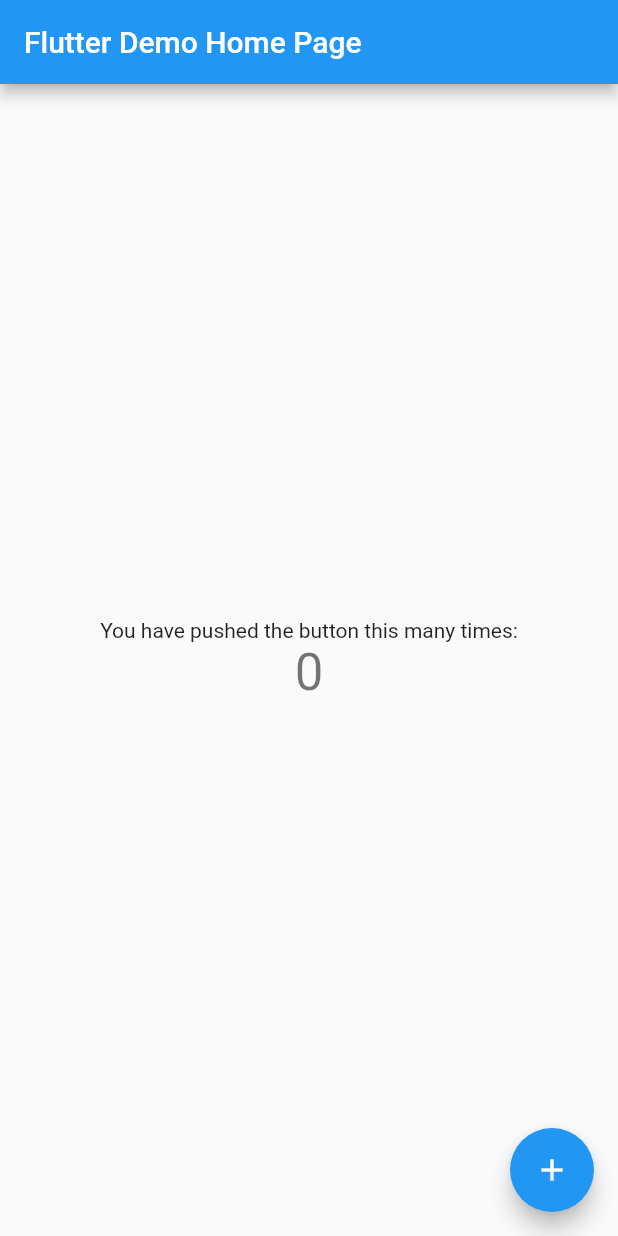
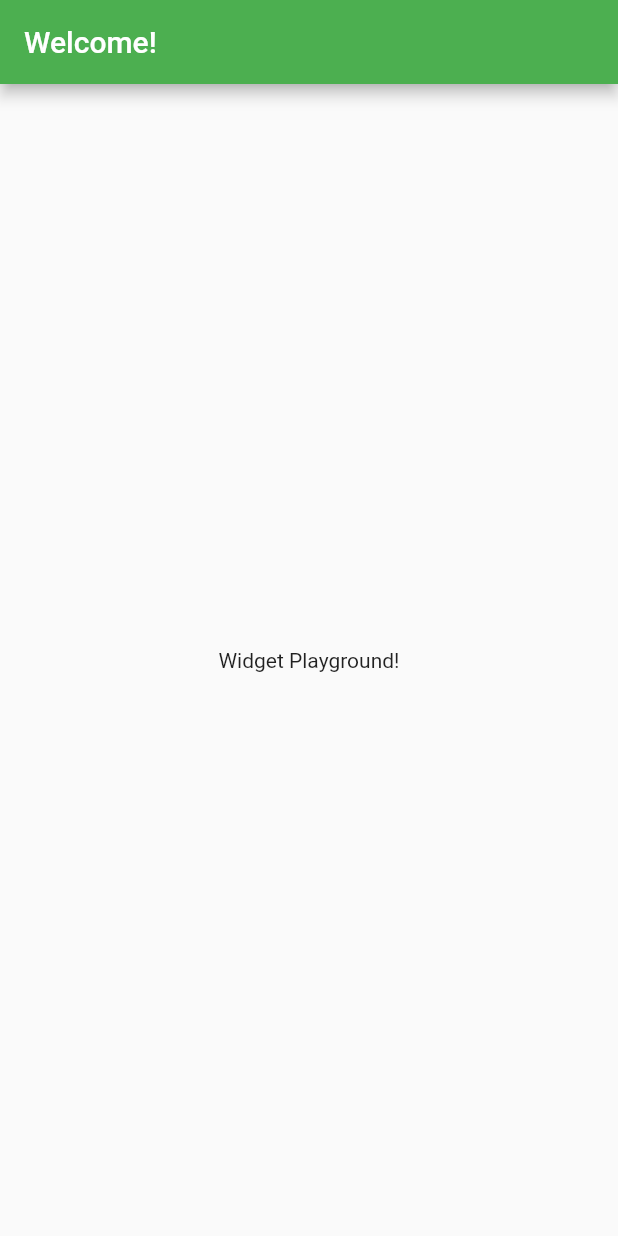
Before and after one commit to zsh-is-life/personal_expenses_app, a Flutter app: the screen it shows after launch, on a phone screen of 412 x 824 dp. Run offline on Flutter 3.47's test engine with Material 2 defaults, Android fonts, the phone set to English and light mode, and no system bars; missing offline and left inert: dart:html.

Commit message:
setup base main.dart

```diff
--- a/lib/main.dart
+++ b/lib/main.dart
@@ -1,115 +1,36 @@
+import 'dart:html';
+
 import 'package:flutter/material.dart';
 
-void main() {
-  runApp(const MyApp());
-}
+void main() => runApp(const MyApp());
 
 class MyApp extends StatelessWidget {
   const MyApp({Key? key}) : super(key: key);
 
-  // This widget is the root of your application.
   @override
   Widget build(BuildContext context) {
     return MaterialApp(
-      title: 'Flutter Demo',
+      title: 'Personal Expenses App',
       theme: ThemeData(
-        // This is the theme of your application.
-        //
-        // Try running your application with "flutter run". You'll see the
-        // application has a blue toolbar. Then, without quitting the app, try
-        // changing the primarySwatch below to Colors.green and then invoke
-        // "hot reload" (press "r" in the console where you ran "flutter run",
-        // or simply save your changes to "hot reload" in a Flutter IDE).
-        // Notice that the counter didn't reset back to zero; the application
-        // is not restarted.
-        primarySwatch: Colors.blue,
+        primarySwatch: Colors.green,
       ),
-      home: const MyHomePage(title: 'Flutter Demo Home Page'),
+      home: const MyHomePage(),
     );
   }
 }
 
-class MyHomePage extends StatefulWidget {
-  const MyHomePage({Key? key, required this.title}) : super(key: key);
-
-  // This widget is the home page of your application. It is stateful, meaning
-  // that it has a State object (defined below) that contains fields that affect
-  // how it looks.
-
-  // This class is the configuration for the state. It holds the values (in this
-  // case the title) provided by the parent (in this case the App widget) and
-  // used by the build method of the State. Fields in a Widget subclass are
-  // always marked "final".
-
-  final String title;
-
-  @override
-  State<MyHomePage> createState() => _MyHomePageState();
-}
-
-class _MyHomePageState extends State<MyHomePage> {
-  int _counter = 0;
-
-  void _incrementCounter() {
-    setState(() {
-      // This call to setState tells the Flutter framework that something has
-      // changed in this State, which causes it to rerun the build method below
-      // so that the display can reflect the updated values. If we changed
-      // _counter without calling setState(), then the build method would not be
-      // called again, and so nothing would appear to happen.
-      _counter++;
-    });
-  }
+class MyHomePage extends StatelessWidget {
+  const MyHomePage({Key? key}) : super(key: key);
 
   @override
   Widget build(BuildContext context) {
-    // This method is rerun every time setState is called, for instance as done
-    // by the _incrementCounter method above.
-    //
-    // The Flutter framework has been optimized to make rerunning build methods
-    // fast, so that you can just rebuild anything that needs updating rather
-    // than having to individually change instances of widgets.
     return Scaffold(
       appBar: AppBar(
-        // Here we take the value from the MyHomePage object that was created by
-        // the App.build method, and use it to set our appbar title.
-        title: Text(widget.title),
+        title: Text('Welcome!'),
       ),
       body: Center(
-        // Center is a layout widget. It takes a single child and positions it
-        // in the middle of the parent.
-        child: Column(
-          // Column is also a layout widget. It takes a list of children and
-          // arranges them vertically. By default, it sizes itself to fit its
-          // children horizontally, and tries to be as tall as its parent.
-          //
-          // Invoke "debug painting" (press "p" in the console, choose the
-          // "Toggle Debug Paint" action from the Flutter Inspector in Android
-          // Studio, or the "Toggle Debug Paint" command in Visual Studio Code)
-          // to see the wireframe for each widget.
-          //
-          // Column has various properties to control how it sizes itself and
-          // how it positions its children. Here we use mainAxisAlignment to
-          // center the children vertically; the main axis here is the vertical
-          // axis because Columns are vertical (the cross axis would be
-          // horizontal).
-          mainAxisAlignment: MainAxisAlignment.center,
-          children: <Widget>[
-            const Text(
-              'You have pushed the button this many times:',
-            ),
-            Text(
-              '$_counter',
-              style: Theme.of(context).textTheme.headline4,
-            ),
-          ],
-        ),
+        child: Text('Widget Playground!'),
       ),
-      floatingActionButton: FloatingActionButton(
-        onPressed: _incrementCounter,
-        tooltip: 'Increment',
-        child: const Icon(Icons.add),
-      ), // This trailing comma makes auto-formatting nicer for build methods.
     );
   }
 }
```
